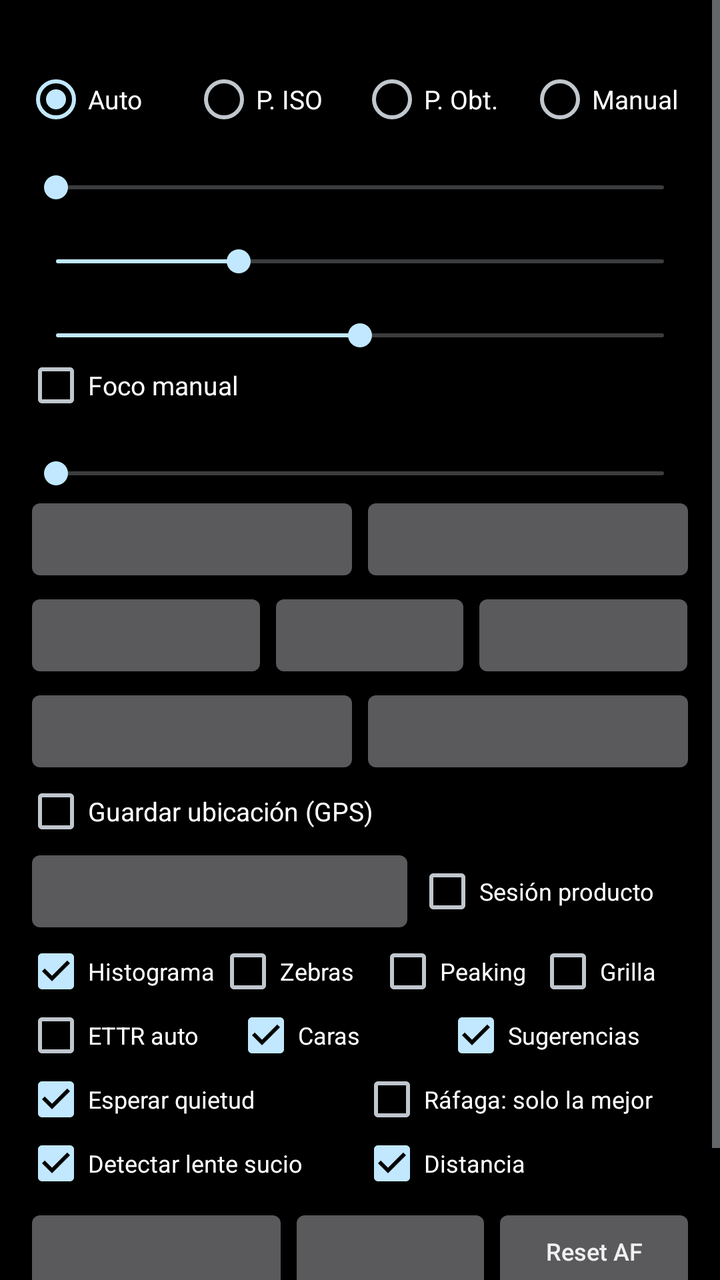
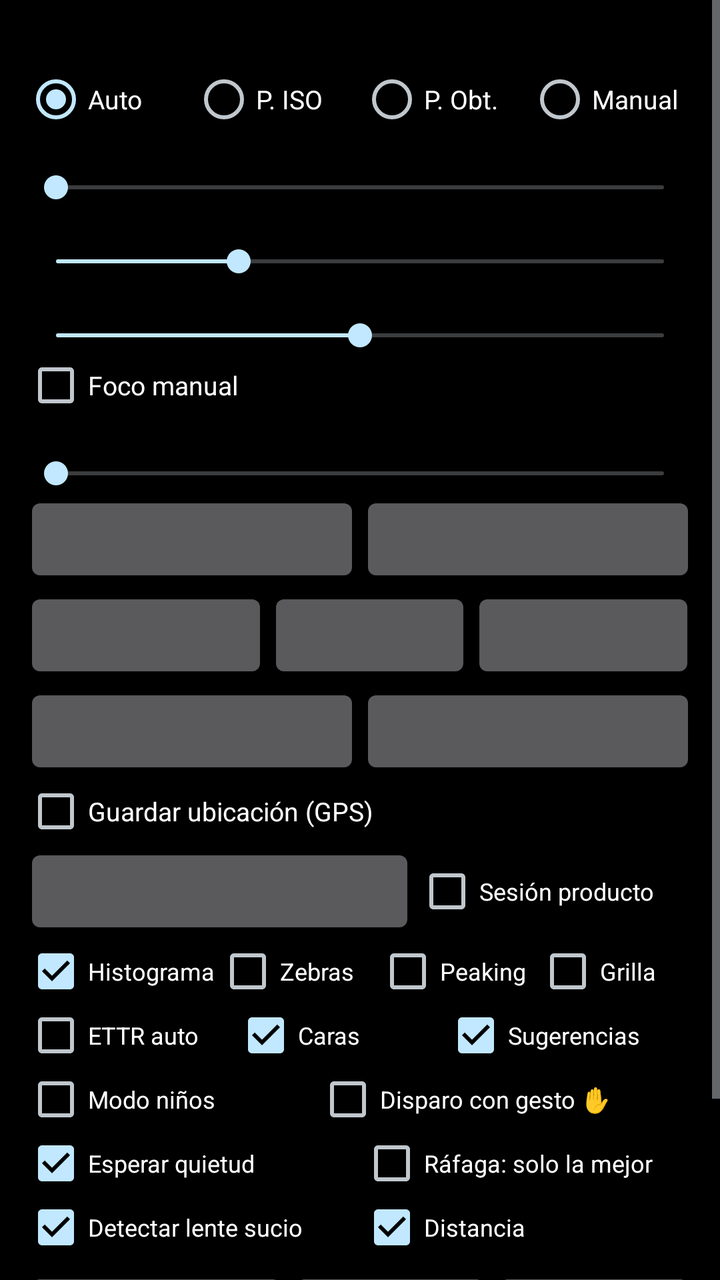

An Android layout rendered at two revisions. The XML below is the earlier revision; the diff shows what the commit changed to produce the second picture.
<!-- AndroidManifest.xml: application theme android:Theme.DeviceDefault.NoActionBar -->
<!-- res/layout/activity_main.xml -->
<?xml version="1.0" encoding="utf-8"?>
<LinearLayout xmlns:android="http://schemas.android.com/apk/res/android"
    android:layout_width="match_parent"
    android:layout_height="match_parent"
    android:background="#000000"
    android:orientation="vertical">

    <FrameLayout
        android:id="@+id/previewFrame"
        android:layout_width="match_parent"
        android:layout_height="0dp">

        <TextureView
            android:id="@+id/preview"
            android:layout_width="match_parent"
            android:layout_height="match_parent" />

        <dev.campa.rawcam.OverlayView
            android:id="@+id/overlay"
            android:layout_width="match_parent"
            android:layout_height="match_parent" />

        <View
            android:id="@+id/focusRing"
            android:layout_width="64dp"
            android:layout_height="64dp"
            android:layout_gravity="top|start"
            android:background="@drawable/focus_ring"
            android:visibility="gone" />

        <TextView
            android:id="@+id/lockBadge"
            android:layout_width="wrap_content"
            android:layout_height="wrap_content"
            android:layout_gravity="top|start"
            android:layout_margin="8dp"
            android:background="#FFD54F"
            android:paddingHorizontal="6dp"
            android:paddingVertical="2dp"
            android:text="AE/AF LOCK"
            android:textColor="#000000"
            android:textSize="12sp"
            android:visibility="gone" />

        <TextView
            android:id="@+id/distanceBadge"
            android:layout_width="wrap_content"
            android:layout_height="wrap_content"
            android:layout_gravity="top|end"
            android:layout_margin="8dp"
            android:background="#99000000"
            android:gravity="end"
            android:paddingHorizontal="6dp"
            android:paddingVertical="3dp"
            android:textColor="#FFFFFF"
            android:textSize="12sp"
            android:visibility="gone" />

        <TextView
            android:id="@+id/lensWarning"
            android:layout_width="wrap_content"
            android:layout_height="wrap_content"
            android:layout_gravity="top|center_horizontal"
            android:layout_marginTop="40dp"
            android:background="#E6D32F2F"
            android:paddingHorizontal="10dp"
            android:paddingVertical="6dp"
            android:textColor="#FFFFFF"
            android:textSize="13sp"
            android:visibility="gone" />

        <TextView
            android:id="@+id/suggestionChip"
            android:layout_width="wrap_content"
            android:layout_height="wrap_content"
            android:layout_gravity="top|center_horizontal"
            android:layout_marginTop="84dp"
            android:background="#E61565C0"
            android:paddingHorizontal="12dp"
            android:paddingVertical="8dp"
            android:textColor="#FFFFFF"
            android:textSize="13sp"
            android:visibility="gone" />

        <TextView
            android:id="@+id/astroBadge"
            android:layout_width="wrap_content"
            android:layout_height="wrap_content"
            android:layout_gravity="top|start"
            android:layout_marginStart="8dp"
            android:layout_marginTop="36dp"
            android:background="#CC1A237E"
            android:paddingHorizontal="8dp"
            android:paddingVertical="6dp"
            android:textColor="#FFFFFF"
            android:textSize="11sp"
            android:visibility="gone" />

        <TextView
            android:id="@+id/lensDebug"
            android:layout_width="wrap_content"
            android:layout_height="wrap_content"
            android:layout_gravity="bottom|end"
            android:layout_margin="8dp"
            android:background="#66000000"
            android:paddingHorizontal="4dp"
            android:textColor="#CCFFFFFF"
            android:textSize="10sp"
            android:visibility="gone" />

        <TextView
            android:id="@+id/countdownText"
            android:layout_width="wrap_content"
            android:layout_height="wrap_content"
            android:layout_gravity="center"
            android:shadowColor="#000000"
            android:shadowRadius="8"
            android:textColor="#FFFFFF"
            android:textSize="96sp"
            android:visibility="gone" />
    </FrameLayout>

    <ScrollView
        android:layout_width="match_parent"
        android:layout_height="0dp"
        android:layout_weight="1">

        <LinearLayout
            android:layout_width="match_parent"
            android:layout_height="wrap_content"
            android:orientation="vertical"
            android:padding="12dp">

            <TextView
                android:id="@+id/info"
                android:layout_width="wrap_content"
                android:layout_height="wrap_content"
                android:textColor="#FFFFFF"
                android:textSize="13sp" />

            <RadioGroup
                android:id="@+id/modeGroup"
                android:layout_width="match_parent"
                android:layout_height="wrap_content"
                android:layout_marginTop="4dp"
                android:checkedButton="@+id/modeAuto"
                android:orientation="horizontal">

                <RadioButton
                    android:id="@+id/modeAuto"
                    android:layout_width="0dp"
                    android:layout_height="wrap_content"
                    android:layout_weight="1"
                    android:text="Auto"
                    android:textColor="#FFFFFF"
                    android:textSize="13sp" />

                <RadioButton
                    android:id="@+id/modeIso"
                    android:layout_width="0dp"
                    android:layout_height="wrap_content"
                    android:layout_weight="1"
                    android:text="P. ISO"
                    android:textColor="#FFFFFF"
                    android:textSize="13sp" />

                <RadioButton
                    android:id="@+id/modeShutter"
                    android:layout_width="0dp"
                    android:layout_height="wrap_content"
                    android:layout_weight="1"
                    android:text="P. Obt."
                    android:textColor="#FFFFFF"
                    android:textSize="13sp" />

                <RadioButton
                    android:id="@+id/modeManual"
                    android:layout_width="0dp"
                    android:layout_height="wrap_content"
                    android:layout_weight="1"
                    android:text="Manual"
                    android:textColor="#FFFFFF"
                    android:textSize="13sp" />
            </RadioGroup>

            <TextView
                android:id="@+id/evLabel"
                android:layout_width="wrap_content"
                android:layout_height="wrap_content"
                android:textColor="#AAAAAA" />

            <SeekBar
                android:id="@+id/evBar"
                android:layout_width="match_parent"
                android:layout_height="wrap_content" />

            <TextView
                android:id="@+id/isoLabel"
                android:layout_width="wrap_content"
                android:layout_height="wrap_content"
                android:textColor="#AAAAAA" />

            <SeekBar
                android:id="@+id/isoBar"
                android:layout_width="match_parent"
                android:layout_height="wrap_content"
                android:max="1000"
                android:progress="300" />

            <TextView
                android:id="@+id/expLabel"
                android:layout_width="wrap_content"
                android:layout_height="wrap_content"
                android:textColor="#AAAAAA" />

            <SeekBar
                android:id="@+id/expBar"
                android:layout_width="match_parent"
                android:layout_height="wrap_content"
                android:max="1000"
                android:progress="500" />

            <CheckBox
                android:id="@+id/focusToggle"
                android:layout_width="wrap_content"
                android:layout_height="wrap_content"
                android:text="Foco manual"
                android:textColor="#FFFFFF"
                android:textSize="13sp" />

            <TextView
                android:id="@+id/focusLabel"
                android:layout_width="wrap_content"
                android:layout_height="wrap_content"
                android:textColor="#AAAAAA" />

            <SeekBar
                android:id="@+id/focusBar"
                android:layout_width="match_parent"
                android:layout_height="wrap_content"
                android:enabled="false"
                android:max="1000"
                android:progress="0" />

            <LinearLayout
                android:layout_width="match_parent"
                android:layout_height="wrap_content"
                android:orientation="horizontal">

                <Button
                    android:id="@+id/wbBtn"
                    android:layout_width="0dp"
                    android:layout_height="wrap_content"
                    android:layout_weight="1"
                    android:textAllCaps="false"
                    android:textSize="12sp" />

                <Button
                    android:id="@+id/lensBtn"
                    android:layout_width="0dp"
                    android:layout_height="wrap_content"
                    android:layout_weight="1"
                    android:textAllCaps="false"
                    android:textSize="12sp" />
            </LinearLayout>

            <LinearLayout
                android:layout_width="match_parent"
                android:layout_height="wrap_content"
                android:orientation="horizontal">

                <Button
                    android:id="@+id/formatBtn"
                    android:layout_width="0dp"
                    android:layout_height="wrap_content"
                    android:layout_weight="1.2"
                    android:textAllCaps="false"
                    android:textSize="12sp" />

                <Button
                    android:id="@+id/qualityBtn"
                    android:layout_width="0dp"
                    android:layout_height="wrap_content"
                    android:layout_weight="1"
                    android:textAllCaps="false"
                    android:textSize="12sp" />

                <Button
                    android:id="@+id/processBtn"
                    android:layout_width="0dp"
                    android:layout_height="wrap_content"
                    android:layout_weight="1.1"
                    android:textAllCaps="false"
                    android:textSize="12sp" />
            </LinearLayout>

            <LinearLayout
                android:layout_width="match_parent"
                android:layout_height="wrap_content"
                android:orientation="horizontal">

                <Button
                    android:id="@+id/intervalBtn"
                    android:layout_width="0dp"
                    android:layout_height="wrap_content"
                    android:layout_weight="1"
                    android:textAllCaps="false"
                    android:textSize="12sp" />

                <Button
                    android:id="@+id/shotsBtn"
                    android:layout_width="0dp"
                    android:layout_height="wrap_content"
                    android:layout_weight="1"
                    android:textAllCaps="false"
                    android:textSize="12sp" />
            </LinearLayout>

            <CheckBox
                android:id="@+id/locationToggle"
                android:layout_width="wrap_content"
                android:layout_height="wrap_content"
                android:text="Guardar ubicación (GPS)"
                android:textColor="#FFFFFF"
                android:textSize="13sp" />

            <LinearLayout
                android:layout_width="match_parent"
                android:layout_height="wrap_content"
                android:gravity="center_vertical"
                android:orientation="horizontal">

                <Button
                    android:id="@+id/guideBtn"
                    android:layout_width="0dp"
                    android:layout_height="wrap_content"
                    android:layout_weight="1.4"
                    android:textAllCaps="false"
                    android:textSize="12sp" />

                <CheckBox
                    android:id="@+id/sessionToggle"
                    android:layout_width="0dp"
                    android:layout_height="wrap_content"
                    android:layout_weight="1"
                    android:text="Sesión producto"
                    android:textColor="#FFFFFF"
                    android:textSize="12sp" />
            </LinearLayout>

            <TextView
                android:id="@+id/kelvinLabel"
                android:layout_width="wrap_content"
                android:layout_height="wrap_content"
                android:textColor="#AAAAAA"
                android:visibility="gone" />

            <SeekBar
                android:id="@+id/kelvinBar"
                android:layout_width="match_parent"
                android:layout_height="wrap_content"
                android:max="80"
                android:progress="35"
                android:visibility="gone" />

            <LinearLayout
                android:layout_width="match_parent"
                android:layout_height="wrap_content"
                android:orientation="horizontal">

                <CheckBox
                    android:id="@+id/histToggle"
                    android:layout_width="0dp"
                    android:layout_height="wrap_content"
                    android:layout_weight="1.2"
                    android:checked="true"
                    android:text="Histograma"
                    android:textColor="#FFFFFF"
                    android:textSize="12sp" />

                <CheckBox
                    android:id="@+id/zebraToggle"
                    android:layout_width="0dp"
                    android:layout_height="wrap_content"
                    android:layout_weight="1"
                    android:text="Zebras"
                    android:textColor="#FFFFFF"
                    android:textSize="12sp" />

                <CheckBox
                    android:id="@+id/peakToggle"
                    android:layout_width="0dp"
                    android:layout_height="wrap_content"
                    android:layout_weight="1"
                    android:text="Peaking"
                    android:textColor="#FFFFFF"
                    android:textSize="12sp" />

                <CheckBox
                    android:id="@+id/gridToggle"
                    android:layout_width="0dp"
                    android:layout_height="wrap_content"
                    android:layout_weight="1"
                    android:text="Grilla"
                    android:textColor="#FFFFFF"
                    android:textSize="12sp" />
            </LinearLayout>

            <LinearLayout
                android:layout_width="match_parent"
                android:layout_height="wrap_content"
                android:orientation="horizontal">

                <CheckBox
                    android:id="@+id/ettrToggle"
                    android:layout_width="0dp"
                    android:layout_height="wrap_content"
                    android:layout_weight="1"
                    android:text="ETTR auto"
                    android:textColor="#FFFFFF"
                    android:textSize="12sp" />

                <CheckBox
                    android:id="@+id/faceToggle"
                    android:layout_width="0dp"
                    android:layout_height="wrap_content"
                    android:layout_weight="1"
                    android:checked="true"
                    android:text="Caras"
                    android:textColor="#FFFFFF"
                    android:textSize="12sp" />

                <CheckBox
                    android:id="@+id/sceneToggle"
                    android:layout_width="0dp"
                    android:layout_height="wrap_content"
                    android:layout_weight="1.2"
                    android:checked="true"
                    android:text="Sugerencias"
                    android:textColor="#FFFFFF"
                    android:textSize="12sp" />
            </LinearLayout>

            <LinearLayout
                android:layout_width="match_parent"
                android:layout_height="wrap_content"
                android:orientation="horizontal">

                <CheckBox
                    android:id="@+id/steadyToggle"
                    android:layout_width="0dp"
                    android:layout_height="wrap_content"
                    android:layout_weight="1"
                    android:checked="true"
                    android:text="Esperar quietud"
                    android:textColor="#FFFFFF"
                    android:textSize="12sp" />

                <CheckBox
                    android:id="@+id/bestToggle"
                    android:layout_width="0dp"
                    android:layout_height="wrap_content"
                    android:layout_weight="1"
                    android:text="Ráfaga: solo la mejor"
                    android:textColor="#FFFFFF"
                    android:textSize="12sp" />
            </LinearLayout>

            <LinearLayout
                android:layout_width="match_parent"
                android:layout_height="wrap_content"
                android:orientation="horizontal">

                <CheckBox
                    android:id="@+id/lensToggle"
                    android:layout_width="0dp"
                    android:layout_height="wrap_content"
                    android:layout_weight="1"
                    android:checked="true"
                    android:text="Detectar lente sucio"
                    android:textColor="#FFFFFF"
                    android:textSize="12sp" />

                <CheckBox
                    android:id="@+id/distanceToggle"
                    android:layout_width="0dp"
                    android:layout_height="wrap_content"
                    android:layout_weight="1"
                    android:checked="true"
                    android:text="Distancia"
                    android:textColor="#FFFFFF"
                    android:textSize="12sp" />
            </LinearLayout>

            <LinearLayout
                android:layout_width="match_parent"
                android:layout_height="wrap_content"
                android:layout_marginTop="4dp"
                android:orientation="horizontal">

                <Button
                    android:id="@+id/driveBtn"
                    android:layout_width="0dp"
                    android:layout_height="wrap_content"
                    android:layout_weight="1.3"
                    android:textAllCaps="false"
                    android:textSize="12sp" />

                <Button
                    android:id="@+id/timerBtn"
                    android:layout_width="0dp"
                    android:layout_height="wrap_content"
                    android:layout_weight="1"
                    android:textAllCaps="false"
                    android:textSize="12sp" />

                <Button
                    android:id="@+id/resetBtn"
                    android:layout_width="0dp"
                    android:layout_height="wrap_content"
                    android:layout_weight="1"
                    android:text="Reset AF"
                    android:textAllCaps="false"
                    android:textSize="12sp" />
            </LinearLayout>

            <Button
                android:id="@+id/shutter"
                android:layout_width="match_parent"
                android:layout_height="wrap_content"
                android:layout_marginTop="4dp"
                android:text="Capturar" />
        </LinearLayout>
    </ScrollView>
</LinearLayout>
<!-- resources referenced by this layout -->
<resources>
  <!-- drawable focus_ring (drawable) -->
  <?xml version="1.0" encoding="utf-8"?>
  <shape xmlns:android="http://schemas.android.com/apk/res/android"
      android:shape="rectangle">
      <stroke
          android:width="2dp"
          android:color="#FFD54F" />
      <corners android:radius="6dp" />
  </shape>
</resources>

<!-- the commit's change to res/layout/activity_main.xml (unified diff, before → after) -->
@@ -447,6 +447,30 @@
                 android:orientation="horizontal">
 
                 <CheckBox
+                    android:id="@+id/kidsToggle"
+                    android:layout_width="0dp"
+                    android:layout_height="wrap_content"
+                    android:layout_weight="1"
+                    android:text="Modo niños"
+                    android:textColor="#FFFFFF"
+                    android:textSize="12sp" />
+
+                <CheckBox
+                    android:id="@+id/gestureToggle"
+                    android:layout_width="0dp"
+                    android:layout_height="wrap_content"
+                    android:layout_weight="1.3"
+                    android:text="Disparo con gesto ✋"
+                    android:textColor="#FFFFFF"
+                    android:textSize="12sp" />
+            </LinearLayout>
+
+            <LinearLayout
+                android:layout_width="match_parent"
+                android:layout_height="wrap_content"
+                android:orientation="horizontal">
+
+                <CheckBox
                     android:id="@+id/steadyToggle"
                     android:layout_width="0dp"
                     android:layout_height="wrap_content"
